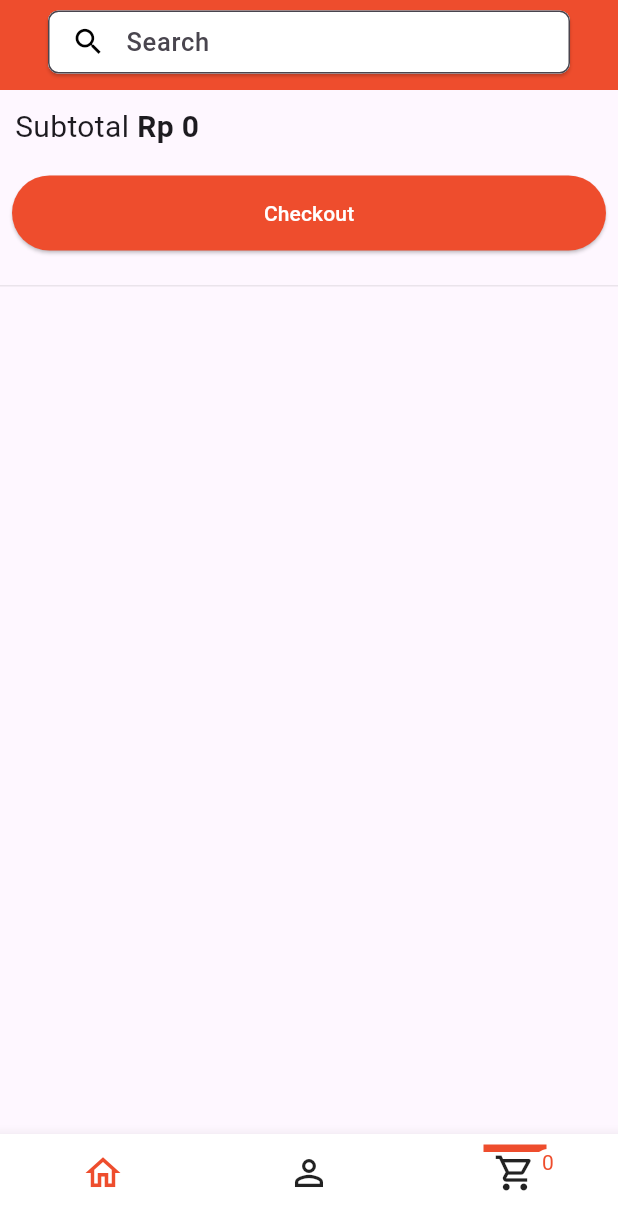
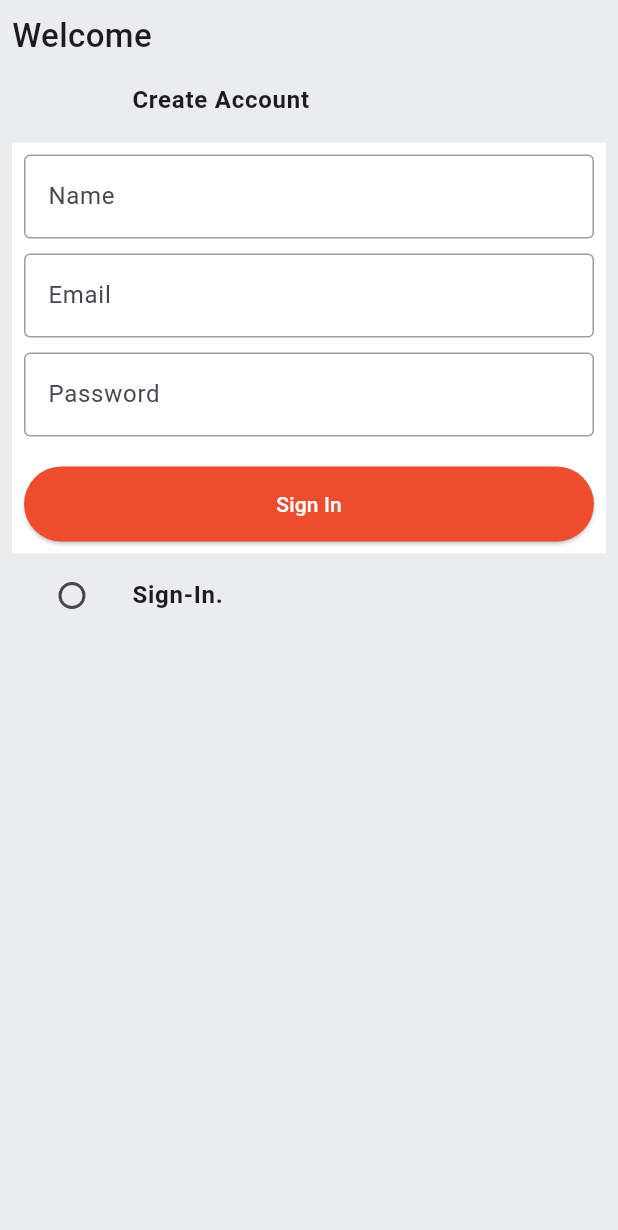
Before and after one commit to irfanzidniofficial/flutter_ecommerce, a Flutter app: the screen it shows after launch, item 3 of the bottom bar chosen, after a tap on "Checkout", on a phone screen of 412 x 824 dp. Shown: the top 1230 px of the screen. Run offline on Flutter 3.47's test engine with Material 2 defaults, Android fonts, the phone set to English and light mode, and no system bars; drawn by our look-alikes of badges; our stand-ins replace bloc, carousel_slider, dartz, flutter_bloc, shared_preferences; network calls fail.

Commit message:
api implementation auth cart with bloc

```diff
--- a/lib/bloc/login/login_bloc.dart
+++ b/lib/bloc/login/login_bloc.dart
@@ -1,13 +1,25 @@
+// ignore_for_file: public_member_api_docs, sort_constructors_first
 import 'package:bloc/bloc.dart';
-import 'package:meta/meta.dart';
+
+import 'package:flutter_ecommerce/data/datasource/auth_remote_datasource.dart';
+import 'package:flutter_ecommerce/data/models/request/login_request_model.dart';
+import 'package:flutter_ecommerce/data/models/response/auth_response_model.dart';
 
 part 'login_event.dart';
 part 'login_state.dart';
 
 class LoginBloc extends Bloc<LoginEvent, LoginState> {
-  LoginBloc() : super(LoginInitial()) {
-    on<LoginEvent>((event, emit) {
-      // TODO: implement event handler
+  final AuthRemoteDatasource datasource;
+  LoginBloc(
+    this.datasource,
+  ) : super(LoginInitial()) {
+    on<DoLoginEvent>((event, emit) async {
+      emit(LoginLoading());
+      final result = await datasource.login(event.model);
+      result.fold(
+        (l) => emit(LoginError()),
+        (r) => emit(LoginSuccess(model: r)),
+      );
     });
   }
 }
--- a/lib/bloc/login/login_event.dart
+++ b/lib/bloc/login/login_event.dart
@@ -1,4 +1,11 @@
+// ignore_for_file: public_member_api_docs, sort_constructors_first
 part of 'login_bloc.dart';
 
-@immutable
-sealed class LoginEvent {}
+abstract class LoginEvent {}
+
+class DoLoginEvent extends LoginEvent {
+  final LoginRequestModel model;
+  DoLoginEvent({
+    required this.model,
+  });
+}
--- a/lib/bloc/login/login_state.dart
+++ b/lib/bloc/login/login_state.dart
@@ -1,6 +1,18 @@
+// ignore_for_file: public_member_api_docs, sort_constructors_first
 part of 'login_bloc.dart';
 
-@immutable
-sealed class LoginState {}
+abstract class LoginState {}
 
-final class LoginInitial extends LoginState {}
+class LoginInitial extends LoginState {}
+
+class LoginLoading extends LoginState {}
+
+class LoginSuccess extends LoginState {
+  final AuthResponseModel model;
+  LoginSuccess({
+    required this.model,
+  });
+
+}
+
+class LoginError extends LoginState {}
--- /dev/null
+++ b/lib/common/custom_button.dart
@@ -0,0 +1,30 @@
+import 'package:flutter/material.dart';
+
+class CustomButton extends StatelessWidget {
+  final String text;
+  final VoidCallback onTap;
+  final Color? color;
+  const CustomButton({
+    Key? key,
+    required this.text,
+    required this.onTap,
+    this.color,
+  }) : super(key: key);
+
+  @override
+  Widget build(BuildContext context) {
+    return ElevatedButton(
+      onPressed: onTap,
+      style: ElevatedButton.styleFrom(
+        minimumSize: const Size(double.infinity, 50),
+        backgroundColor: const Color(0xffEE4D2D),
+      ),
+      child: Text(
+        text,
+        style: TextStyle(
+          color: color == null ? Colors.white : Colors.black,
+        ),
+      ),
+    );
+  }
+}
--- /dev/null
+++ b/lib/common/custom_textfield.dart
@@ -0,0 +1,37 @@
+import 'package:flutter/material.dart';
+
+class CustomTextField extends StatelessWidget {
+  final TextEditingController controller;
+  final String hintText;
+  final int maxLines;
+  const CustomTextField({
+    Key? key,
+    required this.controller,
+    required this.hintText,
+    this.maxLines = 1,
+  }) : super(key: key);
+
+  @override
+  Widget build(BuildContext context) {
+    return TextFormField(
+      controller: controller,
+      decoration: InputDecoration(
+          hintText: hintText,
+          border: const OutlineInputBorder(
+              borderSide: BorderSide(
+            color: Colors.black38,
+          )),
+          enabledBorder: const OutlineInputBorder(
+              borderSide: BorderSide(
+            color: Colors.black38,
+          ))),
+      validator: (val) {
+        if (val == null || val.isEmpty) {
+          return 'Enter your $hintText';
+        }
+        return null;
+      },
+      maxLines: maxLines,
+    );
+  }
+}
--- /dev/null
+++ b/lib/data/datasource/auth_local_datasource.dart
@@ -0,0 +1,33 @@
+import 'dart:convert';
+
+import 'package:flutter_ecommerce/data/models/response/auth_response_model.dart';
+import 'package:shared_preferences/shared_preferences.dart';
+
+class AuthLocalDatasource {
+  Future<bool> saveAuthData(AuthResponseModel model) async {
+    final SharedPreferences pref = await SharedPreferences.getInstance();
+    final result = await pref.setString(
+      'auth',
+      jsonEncode(model.toJson()),
+    );
+    return result;
+  }
+
+  Future<bool> removeAuthData() async {
+    final SharedPreferences pref = await SharedPreferences.getInstance();
+    return pref.remove('auth');
+  }
+
+  Future<String> getToken() async {
+    final SharedPreferences pref = await SharedPreferences.getInstance();
+    final authJson = pref.getString('auth') ?? '';
+    final authData = AuthResponseModel.fromJson(jsonDecode(authJson));
+    return authData.jwt;
+  }
+
+  Future<bool> isLogin() async {
+    final SharedPreferences pref = await SharedPreferences.getInstance();
+    final authJson = pref.getString('auth');
+    return authJson != null;
+  }
+}
--- /dev/null
+++ b/lib/data/models/request/login_request_model.dart
@@ -0,0 +1,31 @@
+import 'dart:convert';
+
+// ignore_for_file: public_member_api_docs, sort_constructors_first
+class LoginRequestModel {
+  final String identifier;
+  final String password;
+
+  LoginRequestModel({
+    required this.identifier,
+    required this.password,
+  });
+
+  Map<String, dynamic> toMap() {
+    return <String, dynamic>{
+      'identifier': identifier,
+      'password': password,
+    };
+  }
+
+  factory LoginRequestModel.fromMap(Map<String, dynamic> map) {
+    return LoginRequestModel(
+      identifier: map['identifier'] as String,
+      password: map['password'] as String,
+    );
+  }
+
+  String toJson() => json.encode(toMap());
+
+  factory LoginRequestModel.fromJson(String source) =>
+      LoginRequestModel.fromMap(json.decode(source) as Map<String, dynamic>);
+}
--- /dev/null
+++ b/lib/data/models/response/auth_response_model.dart
@@ -0,0 +1,79 @@
+// To parse this JSON data, do
+//
+//     final authResponseModel = authResponseModelFromMap(jsonString);
+
+import 'dart:convert';
+
+class AuthResponseModel {
+  final String jwt;
+  final User user;
+
+  AuthResponseModel({
+    required this.jwt,
+    required this.user,
+  });
+
+  factory AuthResponseModel.fromJson(String str) =>
+      AuthResponseModel.fromMap(json.decode(str));
+
+  String toJson() => json.encode(toMap());
+
+  factory AuthResponseModel.fromMap(Map<String, dynamic> json) =>
+      AuthResponseModel(
+        jwt: json["jwt"],
+        user: User.fromMap(json["user"]),
+      );
+
+  Map<String, dynamic> toMap() => {
+        "jwt": jwt,
+        "user": user.toMap(),
+      };
+}
+
+class User {
+  final int id;
+  final String username;
+  final String email;
+  final String provider;
+  final bool confirmed;
+  final bool blocked;
+  final DateTime createdAt;
+  final DateTime updatedAt;
+
+  User({
+    required this.id,
+    required this.username,
+    required this.email,
+    required this.provider,
+    required this.confirmed,
+    required this.blocked,
+    required this.createdAt,
+    required this.updatedAt,
+  });
+
+  factory User.fromJson(String str) => User.fromMap(json.decode(str));
+
+  String toJson() => json.encode(toMap());
+
+  factory User.fromMap(Map<String, dynamic> json) => User(
+        id: json["id"],
+        username: json["username"],
+        email: json["email"],
+        provider: json["provider"],
+        confirmed: json["confirmed"],
+        blocked: json["blocked"],
+        createdAt: DateTime.parse(json["createdAt"]),
+        updatedAt: DateTime.parse(json["updatedAt"]),
+      );
+
+  Map<String, dynamic> toMap() => {
+        "id": id,
+        "username": username,
+        "email": email,
+        "provider": provider,
+        "confirmed": confirmed,
+        "blocked": blocked,
+        "createdAt": createdAt.toIso8601String(),
+        "updatedAt": updatedAt.toIso8601String(),
+      };
+}
--- a/lib/main.dart
+++ b/lib/main.dart
@@ -2,6 +2,8 @@ import 'package:flutter/material.dart';
 import 'package:flutter_bloc/flutter_bloc.dart';
 import 'package:flutter_ecommerce/bloc/checkout/checkout_bloc.dart';
 import 'package:flutter_ecommerce/bloc/get_products/get_products_bloc.dart';
+import 'package:flutter_ecommerce/bloc/login/login_bloc.dart';
+import 'package:flutter_ecommerce/data/datasource/auth_remote_datasource.dart';
 import 'package:flutter_ecommerce/data/datasource/product_remote_datasource.dart';
 import 'package:flutter_ecommerce/presentation/home/home_page.dart';
 
@@ -24,6 +26,11 @@ class MyApp extends StatelessWidget {
         BlocProvider(
           create: (context) => CheckoutBloc(),
         ),
+        BlocProvider(
+          create: (context) => LoginBloc(
+            AuthRemoteDatasource(),
+          ),
+        ),
       ],
       child: MaterialApp(
         debugShowCheckedModeBanner: false,
--- /dev/null
+++ b/lib/presentation/auth/auth_page.dart
@@ -0,0 +1,222 @@
+import 'package:flutter/material.dart';
+import 'package:flutter_bloc/flutter_bloc.dart';
+import 'package:flutter_ecommerce/bloc/login/login_bloc.dart';
+
+import 'package:flutter_ecommerce/common/custom_button.dart';
+import 'package:flutter_ecommerce/data/datasource/auth_local_datasource.dart';
+import 'package:flutter_ecommerce/data/models/request/login_request_model.dart';
+import 'package:flutter_ecommerce/presentation/home/home_page.dart';
+
+import '../../common/custom_textfield.dart';
+import '../../common/global_variables.dart';
+
+enum Auth {
+  signIn,
+  signUp,
+}
+
+class AuthPage extends StatefulWidget {
+  const AuthPage({super.key});
+
+  @override
+  State<AuthPage> createState() => _AuthPageState();
+}
+
+class _AuthPageState extends State<AuthPage> {
+  Auth _auth = Auth.signUp;
+  final _signUpFormKey = GlobalKey<FormState>();
+  final _signInFormKey = GlobalKey<FormState>();
+
+  final TextEditingController _emailController = TextEditingController();
+  final TextEditingController _passwordController = TextEditingController();
+  final TextEditingController _nameController = TextEditingController();
+
+  @override
+  Widget build(BuildContext context) {
+    return Scaffold(
+      backgroundColor: GlobalVariables.greyBackgroundCOlor,
+      body: SafeArea(
+        child: Padding(
+          padding: const EdgeInsets.all(8.0),
+          child: Column(
+            crossAxisAlignment: CrossAxisAlignment.start,
+            children: [
+              const Text(
+                'Welcome',
+                style: TextStyle(
+                  fontSize: 22,
+                  fontWeight: FontWeight.w500,
+                ),
+              ),
+              ListTile(
+                tileColor: GlobalVariables.greyBackgroundCOlor,
+                title: const Text(
+                  'Create Account',
+                  style: TextStyle(
+                    fontWeight: FontWeight.bold,
+                  ),
+                ),
+                leading: Radio(
+                  activeColor: GlobalVariables.greyBackgroundCOlor,
+                  value: Auth.signUp,
+                  groupValue: _auth,
+                  onChanged: (Auth? val) {
+                    setState(() {
+                      _auth = val!;
+                    });
+                  },
+                ),
+              ),
+              if (_auth == Auth.signUp)
+                Container(
+                  padding: const EdgeInsets.all(8),
+                  color: GlobalVariables.backgroundColor,
+                  child: Form(
+                    key: _signUpFormKey,
+                    child: Column(
+                      children: [
+                        CustomTextField(
+                          controller: _nameController,
+                          hintText: 'Name',
+                        ),
+                        const SizedBox(height: 10),
+                        CustomTextField(
+                          controller: _emailController,
+                          hintText: 'Email',
+                        ),
+                        const SizedBox(height: 10),
+                        CustomTextField(
+                          controller: _passwordController,
+                          hintText: 'Password',
+                        ),
+                        const SizedBox(height: 20),
+                        CustomButton(
+                          text: 'Sign In',
+                          onTap: () {},
+                        ),
+                      ],
+                    ),
+                  ),
+                ),
+              ListTile(
+                tileColor: _auth == Auth.signIn
+                    ? GlobalVariables.backgroundColor
+                    : GlobalVariables.greyBackgroundCOlor,
+                title: const Text(
+                  'Sign-In.',
+                  style: TextStyle(
+                    fontWeight: FontWeight.bold,
+                  ),
+                ),
+                leading: Radio(
+                  activeColor: GlobalVariables.greyBackgroundCOlor,
+                  value: Auth.signIn,
+                  groupValue: _auth,
+                  onChanged: (Auth? val) {
+                    setState(() {
+                      _auth = val!;
+                    });
+                  },
+                ),
+              ),
+              if (_auth == Auth.signIn)
+                Container(
+                  padding: const EdgeInsets.all(8),
+                  color: GlobalVariables.backgroundColor,
+                  child: Form(
+                    key: _signInFormKey,
+                    child: Column(
+                      children: [
+                        CustomTextField(
+                          controller: _emailController,
+                          hintText: 'Email',
+                        ),
+                        const SizedBox(height: 10),
+                        CustomTextField(
+                          controller: _passwordController,
+                          hintText: 'Password',
+                        ),
+                        const SizedBox(height: 10),
+                        BlocConsumer<LoginBloc, LoginState>(
+                          listener: (context, state) async {
+                            if (state is LoginSuccess) {
+                              await AuthLocalDatasource()
+                                  .saveAuthData(state.model);
+                              Navigator.push(
+                                context,
+                                MaterialPageRoute(
+                                  builder: (context) {
+                                    return const HomePage();
+                                  },
+                                ),
+                              );
+                            }
+                            if (state is LoginError) {
+                              ScaffoldMessenger.of(context).showSnackBar(
+                                const SnackBar(
+                                  backgroundColor: Colors.red,
+                                  content: Text("Login gagal, check data anda"),
+                                ),
+                              );
+                            }
+                          },
+                          builder: (context, state) {
+                            if (state is LoginLoading) {
+                              return const Center(
+                                child: CircularProgressIndicator(),
+                              );
+                            }
+                            return CustomButton(
+                              text: 'Sign In',
+                              onTap: () {
+                                if (_signInFormKey.currentState!.validate()) {
+                                  final model = LoginRequestModel(
+                                    identifier: _emailController.text,
+                                    password: _passwordController.text,
+                                  );
+                                  context.read<LoginBloc>().add(
+                                        DoLoginEvent(
+                                          model: model,
+                                        ),
+                                      );
+                                }
+                              },
+                            );
+                          },
+                        ),
+                      ],
+                    ),
+                  ),
+                ),
+              const SizedBox(
+                height: 16,
+              ),
+              // Padding(
+              //   padding: const EdgeInsets.all(16),
+              //   child: SizedBox(
+              //     width: double.infinity,
+              //     child: ElevatedButton(
+              //       style: ElevatedButton.styleFrom(
+              //           backgroundColor: const Color(0xffEE4D2D)),
+              //       onPressed: () {
+              //         Navigator.push(context,
+              //             MaterialPageRoute(builder: (context) {
+              //           return const HomePage();
+              //         }));
+              //       },
+              //       child: const Text(
+              //         'Continue as a Guest',
+              //         style: TextStyle(
+              //           color: Colors.white,
+              //         ),
+              //       ),
+              //     ),
+              //   ),
+              // ),
+            ],
+          ),
+        ),
+      ),
+    );
+  }
+}
--- a/lib/presentation/cart/cart_page.dart
+++ b/lib/presentation/cart/cart_page.dart
@@ -3,6 +3,9 @@ import 'package:flutter_bloc/flutter_bloc.dart';
 import 'package:flutter_ecommerce/bloc/checkout/checkout_bloc.dart';
 import 'package:flutter_ecommerce/common/global_variables.dart';
 import 'package:badges/badges.dart' as badges;
+import 'package:flutter_ecommerce/data/datasource/auth_local_datasource.dart';
+import 'package:flutter_ecommerce/presentation/auth/auth_page.dart';
+import 'package:flutter_ecommerce/presentation/checkout/checkout_page.dart';
 import 'package:flutter_ecommerce/presentation/home/home_page.dart';
 
 class CartPage extends StatefulWidget {
@@ -131,7 +134,28 @@ class _CartPageState extends State<CartPage> {
           Padding(
             padding: const EdgeInsets.all(8.0),
             child: ElevatedButton(
-              onPressed: () async {},
+              onPressed: () async {
+                final isLogin = await AuthLocalDatasource().isLogin();
+                if (isLogin) {
+                  Navigator.push(
+                    context,
+                    MaterialPageRoute(
+                      builder: (context) {
+                        return const CheckoutPage();
+                      },
+                    ),
+                  );
+                } else {
+                  Navigator.push(
+                    context,
+                    MaterialPageRoute(
+                      builder: (context) {
+                        return const AuthPage();
+                      },
+                    ),
+                  );
+                }
+              },
               style: ElevatedButton.styleFrom(
                 minimumSize: const Size(double.infinity, 50),
                 backgroundColor: const Color(0xffEE4D2D),
--- a/lib/presentation/home/home_page.dart
+++ b/lib/presentation/home/home_page.dart
@@ -26,6 +26,7 @@ class _HomePageState extends State<HomePage> {
       appBar: PreferredSize(
         preferredSize: const Size.fromHeight(60),
         child: AppBar(
+          automaticallyImplyLeading: false,
           flexibleSpace: Container(
             decoration: const BoxDecoration(
               color: Color(
--- a/pubspec.yaml
+++ b/pubspec.yaml
@@ -40,6 +40,7 @@ dependencies:
   badges: ^3.1.1
   dartz: ^0.10.1
   cached_network_image: ^3.2.3
+  shared_preferences: ^2.2.0
 
 dev_dependencies:
   flutter_test:
```
Also changed, not shown: lib/data/datasource/auth_remote_datasource.dart (added, +25 -0 lines), lib/presentation/checkout/checkout_page.dart (added, +21 -0 lines), pubspec.lock, 1 other file.
